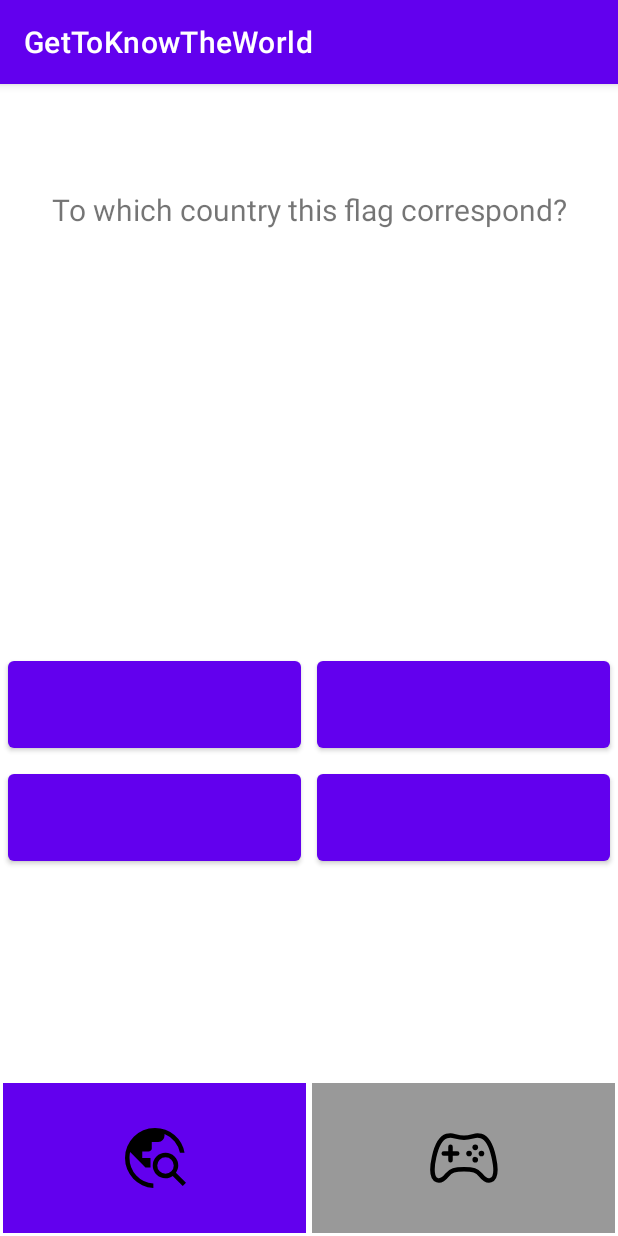
After one commit to EthanPERRUZZA/GetToKnowTheWorld, an Android app: the GameActivity screen opened directly, with no data from a screen before it, on a phone screen of 412 x 824 dp. The commit adds this screen. Run offline under Robolectric (Android 15) with nearby library versions, the phone set to English and light mode, and no system bars; network calls fail.

Commit message:
Game Activity Design Created the design of the activity_game

```diff
--- a/app/src/main/AndroidManifest.xml
+++ b/app/src/main/AndroidManifest.xml
@@ -2,7 +2,7 @@
 <manifest xmlns:android="http://schemas.android.com/apk/res/android"
     xmlns:tools="http://schemas.android.com/tools">
 
-    <uses-permission android:name="android.permission.INTERNET"/>
+    <uses-permission android:name="android.permission.INTERNET" />
 
     <application
         android:allowBackup="true"
@@ -14,6 +14,13 @@
         android:supportsRtl="true"
         android:theme="@style/Theme.GetToKnowTheWorld"
         tools:targetApi="31">
+        <activity
+            android:name=".game.GameActivity"
+            android:exported="false">
+            <meta-data
+                android:name="android.app.lib_name"
+                android:value="" />
+        </activity>
         <activity
             android:name=".MainActivity"
             android:exported="true">
--- a/app/src/main/java/fi/centria/perruzza/ethan/gettoknowtheworld/MainActivity.kt
+++ b/app/src/main/java/fi/centria/perruzza/ethan/gettoknowtheworld/MainActivity.kt
@@ -2,16 +2,26 @@ package fi.centria.perruzza.ethan.gettoknowtheworld
 
 import androidx.appcompat.app.AppCompatActivity
 import android.os.Bundle
+import android.widget.Button
 import androidx.fragment.app.commit
 
 class MainActivity : AppCompatActivity() {
+    lateinit var buttonPlay: Button
+
     override fun onCreate(savedInstanceState: Bundle?) {
         super.onCreate(savedInstanceState)
         setContentView(R.layout.activity_main)
+
+        buttonPlay = findViewById(R.id.button_play)
+
         val selectCountryHomePage = SelectCountryHomePage()
         supportFragmentManager.commit {
             setReorderingAllowed(true)
             add(R.id.fragment_container_view, selectCountryHomePage)
         }
+
+        buttonPlay.setOnClickListener{
+
+        }
     }
 }
--- /dev/null
+++ b/app/src/main/java/fi/centria/perruzza/ethan/gettoknowtheworld/game/GameActivity.kt
@@ -0,0 +1,12 @@
+package fi.centria.perruzza.ethan.gettoknowtheworld.game
+
+import androidx.appcompat.app.AppCompatActivity
+import android.os.Bundle
+import fi.centria.perruzza.ethan.gettoknowtheworld.R
+
+class GameActivity : AppCompatActivity() {
+    override fun onCreate(savedInstanceState: Bundle?) {
+        super.onCreate(savedInstanceState)
+        setContentView(R.layout.activity_game)
+    }
+}
--- /dev/null
+++ b/app/src/main/res/layout/activity_game.xml
@@ -0,0 +1,91 @@
+<?xml version="1.0" encoding="utf-8"?>
+<androidx.constraintlayout.widget.ConstraintLayout xmlns:android="http://schemas.android.com/apk/res/android"
+    xmlns:app="http://schemas.android.com/apk/res-auto"
+    xmlns:tools="http://schemas.android.com/tools"
+    android:layout_width="match_parent"
+    android:layout_height="match_parent"
+    tools:context=".game.GameActivity">
+
+    <TextView
+        android:layout_width="wrap_content"
+        android:layout_height="wrap_content"
+        android:text="@string/question_flag"
+        android:id="@+id/question"
+        app:layout_constraintTop_toTopOf="parent"
+        app:layout_constraintStart_toStartOf="parent"
+        app:layout_constraintEnd_toEndOf="parent"
+        android:textSize="20sp"
+        android:layout_marginTop="70dp"/>
+
+    <TextView
+        android:layout_width="wrap_content"
+        android:layout_height="wrap_content"
+        android:id="@+id/country_flag"
+        app:layout_constraintTop_toBottomOf="@id/question"
+        app:layout_constraintStart_toStartOf="parent"
+        app:layout_constraintEnd_toEndOf="parent"
+        android:textSize="200sp"
+        android:layout_marginTop="10dp"
+        app:layout_constraintBottom_toTopOf="@id/button_1"
+        android:layout_marginBottom="30dp"/>
+
+    <Button
+        android:layout_width="0dp"
+        android:layout_height="70dp"
+        android:layout_margin="5dp"
+        app:layout_constraintTop_toBottomOf="@id/country_flag"
+        android:id="@+id/button_1"
+        app:layout_constraintStart_toStartOf="parent"
+        app:layout_constraintEnd_toStartOf="@id/button_2"/>
+    <Button
+        android:layout_width="0dp"
+        android:layout_height="70dp"
+        android:layout_margin="5dp"
+        app:layout_constraintTop_toBottomOf="@id/country_flag"
+        android:id="@+id/button_2"
+        app:layout_constraintStart_toEndOf="@id/button_1"
+        app:layout_constraintEnd_toEndOf="parent"/>
+    <Button
+        android:layout_width="0dp"
+        android:layout_height="70dp"
+        android:layout_margin="5dp"
+        app:layout_constraintTop_toBottomOf="@id/button_1"
+        android:id="@+id/button_3"
+        app:layout_constraintStart_toStartOf="parent"
+        app:layout_constraintEnd_toStartOf="@id/button_4"/>
+    <Button
+        android:layout_width="0dp"
+        android:layout_height="70dp"
+        android:layout_margin="5dp"
+        app:layout_constraintTop_toBottomOf="@id/button_2"
+        android:id="@+id/button_4"
+        app:layout_constraintStart_toEndOf="@id/button_3"
+        app:layout_constraintEnd_toEndOf="parent"/>
+
+    <ImageButton
+        android:layout_width="0dp"
+        android:layout_height="100dp"
+        android:padding="10dp"
+        android:layout_margin="2dp"
+        android:id="@+id/button_discover"
+        app:layout_constraintBottom_toBottomOf="parent"
+        app:layout_constraintEnd_toStartOf="@id/button_play"
+        android:background="@color/purple_500"
+        android:src="@drawable/travel_explore_fill0_wght400_grad0_opsz48"
+        android:contentDescription="@string/button_discover"
+        app:layout_constraintStart_toStartOf="parent"/>
+
+    <ImageButton
+        android:layout_width="0dp"
+        android:layout_height="100dp"
+        android:padding="10dp"
+        android:layout_margin="2dp"
+        android:id="@+id/button_play"
+        android:contentDescription="@string/Button_play"
+        app:layout_constraintBottom_toBottomOf="parent"
+        android:background="@color/gray"
+        android:src="@drawable/game_controller_outline"
+        app:layout_constraintStart_toEndOf="@id/button_discover"
+        app:layout_constraintEnd_toEndOf="parent"/>
+
+</androidx.constraintlayout.widget.ConstraintLayout>
--- a/app/src/main/res/layout/activity_main.xml
+++ b/app/src/main/res/layout/activity_main.xml
@@ -1,10 +1,9 @@
 <?xml version="1.0" encoding="utf-8"?>
-<androidx.constraintlayout.widget.ConstraintLayout
-    xmlns:android="http://schemas.android.com/apk/res/android"
+<androidx.constraintlayout.widget.ConstraintLayout xmlns:android="http://schemas.android.com/apk/res/android"
+    xmlns:app="http://schemas.android.com/apk/res-auto"
     xmlns:tools="http://schemas.android.com/tools"
     android:layout_width="match_parent"
     android:layout_height="match_parent"
-    xmlns:app="http://schemas.android.com/apk/res-auto"
     tools:context=".MainActivity">
 
     <androidx.fragment.app.FragmentContainerView
--- a/app/src/main/res/values/strings.xml
+++ b/app/src/main/res/values/strings.xml
@@ -3,6 +3,9 @@
     <string name="see_countries_list_button">Start Browsing Countries</string>
     <string name="choose_country_text">Select the Country of Your Choice</string>
     <string name="separation">~</string>
+    <!-- Buttons -->
+    <string name="button_discover">Discover</string>
+    <string name="Button_play">Pl</string>
     <!-- Country List Info Strings -->
     <string name="country_id">Country ID:\ </string>
     <string name="country_name">Country Name:\ </string>
@@ -12,4 +15,6 @@
     <string name="country_capital">■ Capital:\ </string>
     <string name="country_currency">■ Currency:\ </string>
     <string name="country_phonecode">■ Phone Code:\ </string>
+    <!-- Game -->
+    <string name="question_flag">To which country this flag correspond?</string>
 </resources>
```
